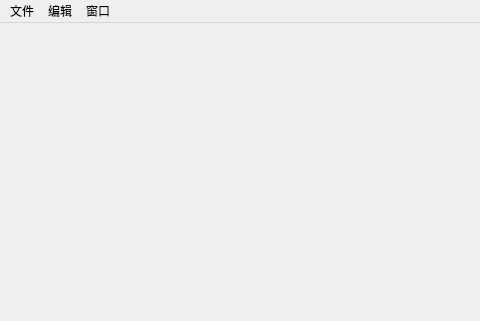
The window that flow_main.ui (yukuan1991/VSM) describes before a commit, drawn with Qt 5; both pictures show x 0 to 480 and y 0 to 321 of the 800 by 600 pixel window.
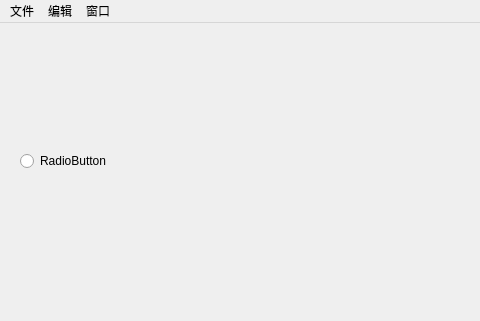
The same window after the commit. Icons and pictures are not drawn.

The edit to the form file:
```diff
--- a/flow_main.ui
+++ b/flow_main.ui
@@ -13,7 +13,21 @@
   <property name="windowTitle">
    <string>MainWindow</string>
   </property>
-  <widget class="QWidget" name="centralwidget"/>
+  <widget class="QWidget" name="centralwidget">
+   <widget class="QRadioButton" name="radioButton">
+    <property name="geometry">
+     <rect>
+      <x>20</x>
+      <y>130</y>
+      <width>89</width>
+      <height>16</height>
+     </rect>
+    </property>
+    <property name="text">
+     <string>RadioButton</string>
+    </property>
+   </widget>
+  </widget>
   <widget class="QMenuBar" name="menubar">
    <property name="geometry">
     <rect>
```
Left out of the diff: 8 changed lines with no effect on the pictures.
